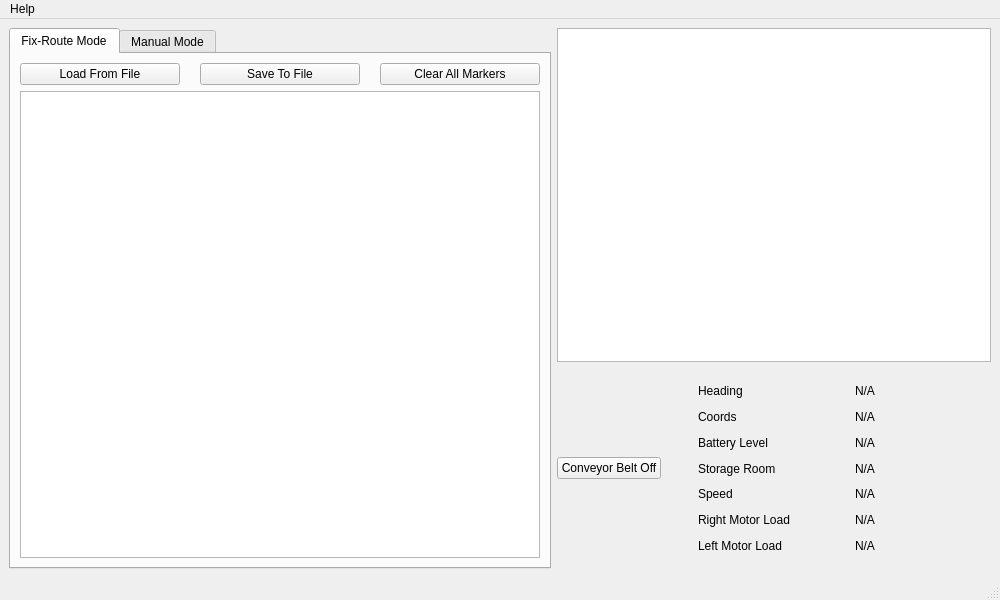
The window that mainwindow.ui (ece477grp6/GCB_UI) describes before a commit, drawn with Qt 5.
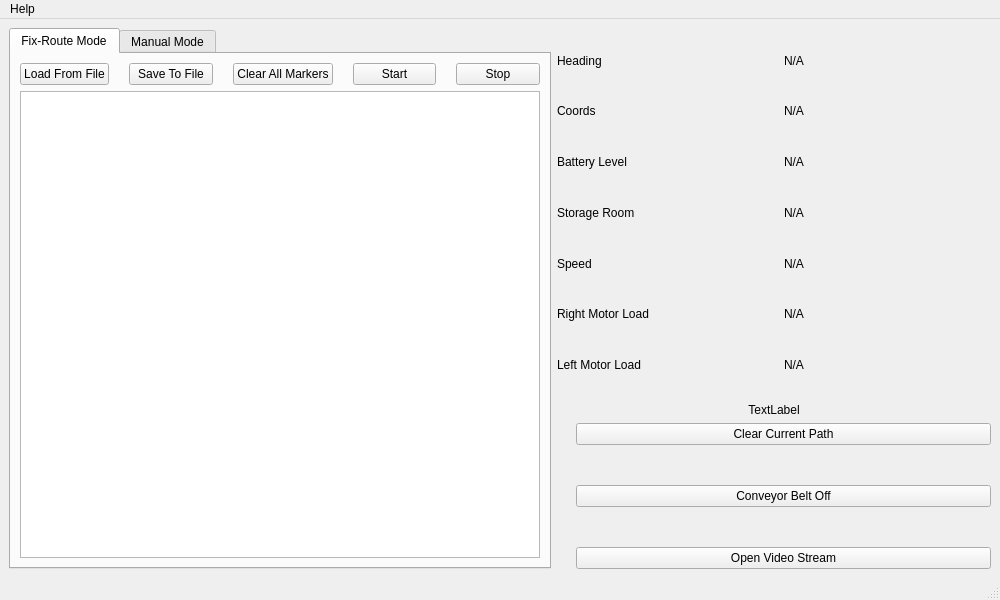
The same window after the commit. The open tabs and pages were chosen to show the change.

Patch:
```diff
--- a/mainwindow.ui
+++ b/mainwindow.ui
@@ -43,7 +43,7 @@
            </sizepolicy>
           </property>
           <property name="currentIndex">
-           <number>1</number>
+           <number>0</number>
           </property>
           <widget class="QWidget" name="tab_fixRoute">
            <property name="contextMenuPolicy">
@@ -81,6 +81,20 @@
                   </property>
                  </widget>
                 </item>
+                <item>
+                 <widget class="QPushButton" name="pushButton_start">
+                  <property name="text">
+                   <string>Start</string>
+                  </property>
+                 </widget>
+                </item>
+                <item>
+                 <widget class="QPushButton" name="pushButton_stop">
+                  <property name="text">
+                   <string>Stop</string>
+                  </property>
+                 </widget>
+                </item>
                </layout>
               </item>
               <item>
@@ -270,57 +284,7 @@
        </layout>
       </item>
       <item>
-       <layout class="QVBoxLayout" name="verticalLayout_infoAll" stretch="5,3">
-        <item>
-         <widget class="QGraphicsView" name="graphicsView_camera"/>
-        </item>
-        <item>
-         <layout class="QHBoxLayout" name="horizontalLayout_infoPart" stretch="0,1,8">
-          <property name="spacing">
-           <number>0</number>
-          </property>
-          <item>
-           <layout class="QVBoxLayout" name="verticalLayout_compass">
-            <property name="spacing">
-             <number>10</number>
-            </property>
-            <item>
-             <widget class="QPushButton" name="pushButton_belt">
-              <property name="sizePolicy">
-               <sizepolicy hsizetype="Minimum" vsizetype="Fixed">
-                <horstretch>0</horstretch>
-                <verstretch>0</verstretch>
-               </sizepolicy>
-              </property>
-              <property name="text">
-               <string>Conveyor Belt Off</string>
-              </property>
-              <property name="checkable">
-               <bool>false</bool>
-              </property>
-              <property name="checked">
-               <bool>false</bool>
-              </property>
-             </widget>
-            </item>
-           </layout>
-          </item>
-          <item>
-           <spacer name="horizontalSpacer">
-            <property name="orientation">
-             <enum>Qt::Horizontal</enum>
-            </property>
-            <property name="sizeType">
-             <enum>QSizePolicy::Expanding</enum>
-            </property>
-            <property name="sizeHint" stdset="0">
-             <size>
-              <width>20</width>
-              <height>10</height>
-             </size>
-            </property>
-           </spacer>
-          </item>
+       <layout class="QVBoxLayout" name="verticalLayout_infoAll" stretch="0,0,0">
           <item>
            <layout class="QGridLayout" name="gridLayout_info">
             <property name="sizeConstraint">
@@ -471,19 +435,6 @@
               </property>
              </widget>
             </item>
-            <item row="2" column="0">
-             <widget class="QLabel" name="label_battery">
-              <property name="sizePolicy">
-               <sizepolicy hsizetype="Expanding" vsizetype="Expanding">
-                <horstretch>0</horstretch>
-                <verstretch>0</verstretch>
-               </sizepolicy>
-              </property>
-              <property name="text">
-               <string>Battery Level</string>
-              </property>
-             </widget>
-            </item>
             <item row="6" column="0">
              <widget class="QLabel" name="label_left_motor">
               <property name="sizePolicy">
@@ -520,6 +471,141 @@
               </property>
               <property name="text">
                <string>N/A</string>
+            </property>
+           </widget>
+          </item>
+          <item row="2" column="0">
+           <widget class="QLabel" name="label_battery">
+            <property name="sizePolicy">
+             <sizepolicy hsizetype="Expanding" vsizetype="Expanding">
+              <horstretch>0</horstretch>
+              <verstretch>0</verstretch>
+             </sizepolicy>
+            </property>
+            <property name="text">
+             <string>Battery Level</string>
+            </property>
+           </widget>
+          </item>
+         </layout>
+        </item>
+        <item>
+         <widget class="QLabel" name="label_info">
+          <property name="text">
+           <string>TextLabel</string>
+          </property>
+          <property name="alignment">
+           <set>Qt::AlignCenter</set>
+          </property>
+         </widget>
+        </item>
+        <item>
+         <layout class="QHBoxLayout" name="horizontalLayout_infoPart" stretch="0,0,0">
+          <property name="spacing">
+           <number>0</number>
+          </property>
+          <item>
+           <layout class="QVBoxLayout" name="verticalLayout_compass">
+            <property name="spacing">
+             <number>10</number>
+            </property>
+           </layout>
+          </item>
+          <item>
+           <spacer name="horizontalSpacer">
+            <property name="orientation">
+             <enum>Qt::Horizontal</enum>
+            </property>
+            <property name="sizeType">
+             <enum>QSizePolicy::Preferred</enum>
+            </property>
+            <property name="sizeHint" stdset="0">
+             <size>
+              <width>10</width>
+              <height>10</height>
+             </size>
+            </property>
+           </spacer>
+          </item>
+          <item>
+           <layout class="QVBoxLayout" name="verticalLayout_2">
+            <property name="leftMargin">
+             <number>9</number>
+            </property>
+            <item>
+             <widget class="QPushButton" name="pushButton_clear_path">
+              <property name="sizePolicy">
+               <sizepolicy hsizetype="MinimumExpanding" vsizetype="Fixed">
+                <horstretch>0</horstretch>
+                <verstretch>0</verstretch>
+               </sizepolicy>
+              </property>
+              <property name="text">
+               <string>Clear Current Path</string>
+              </property>
+             </widget>
+            </item>
+            <item>
+             <spacer name="verticalSpacer">
+              <property name="orientation">
+               <enum>Qt::Vertical</enum>
+              </property>
+              <property name="sizeType">
+               <enum>QSizePolicy::Preferred</enum>
+              </property>
+              <property name="sizeHint" stdset="0">
+               <size>
+                <width>20</width>
+                <height>40</height>
+               </size>
+              </property>
+             </spacer>
+            </item>
+            <item>
+             <widget class="QPushButton" name="pushButton_belt">
+              <property name="sizePolicy">
+               <sizepolicy hsizetype="MinimumExpanding" vsizetype="Fixed">
+                <horstretch>0</horstretch>
+                <verstretch>0</verstretch>
+               </sizepolicy>
+              </property>
+              <property name="text">
+               <string>Conveyor Belt Off</string>
+              </property>
+              <property name="checkable">
+               <bool>false</bool>
+              </property>
+              <property name="checked">
+               <bool>false</bool>
+              </property>
+             </widget>
+            </item>
+            <item>
+             <spacer name="verticalSpacer_2">
+              <property name="orientation">
+               <enum>Qt::Vertical</enum>
+              </property>
+              <property name="sizeType">
+               <enum>QSizePolicy::Preferred</enum>
+              </property>
+              <property name="sizeHint" stdset="0">
+               <size>
+                <width>20</width>
+                <height>40</height>
+               </size>
+              </property>
+             </spacer>
+            </item>
+            <item>
+             <widget class="QPushButton" name="pushButton_video">
+              <property name="sizePolicy">
+               <sizepolicy hsizetype="MinimumExpanding" vsizetype="Fixed">
+                <horstretch>0</horstretch>
+                <verstretch>0</verstretch>
+               </sizepolicy>
+              </property>
+              <property name="text">
+               <string>Open Video Stream</string>
               </property>
              </widget>
             </item>
```
Lines whose indentation alone changed are shown as unchanged.
